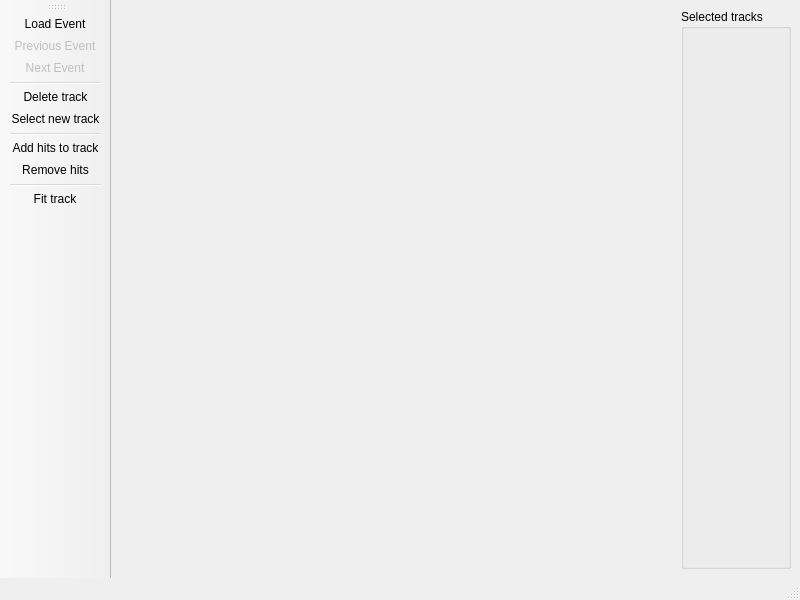
First picture: the form in STRT/view/mainwindow.ui, repository vladkrylov/mTPC, before the edit.
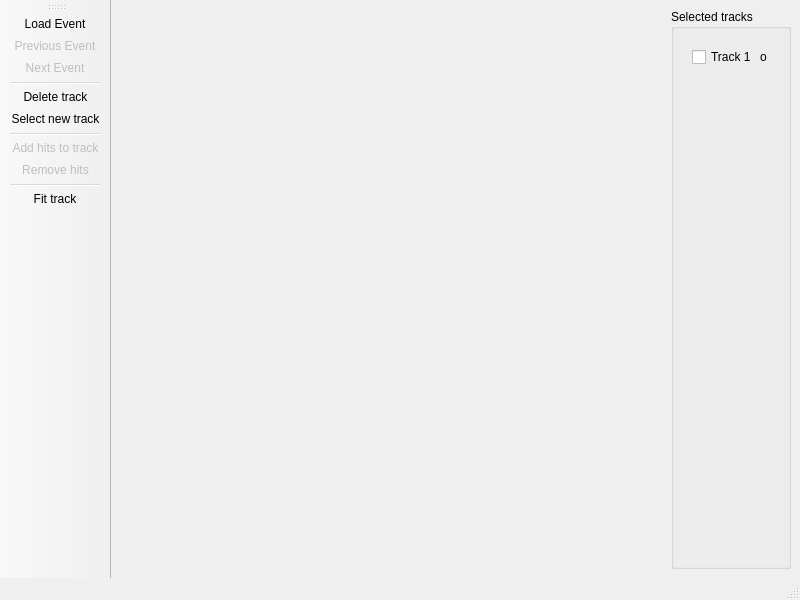
Second picture: the form after the edit. Icons and pictures are not drawn.

Commit message: seems like add/remove track to the gui works well

Diff of the .ui file:
```diff
--- a/STRT/view/mainwindow.ui
+++ b/STRT/view/mainwindow.ui
@@ -44,13 +44,63 @@
         </property>
         <property name="maximumSize">
          <size>
-          <width>110</width>
+          <width>120</width>
           <height>16777215</height>
          </size>
         </property>
         <property name="title">
          <string>Selected tracks</string>
         </property>
+        <layout class="QVBoxLayout" name="verticalLayout_2">
+         <item>
+          <widget class="QWidget" name="track1Widget" native="true">
+           <property name="minimumSize">
+            <size>
+             <width>0</width>
+             <height>0</height>
+            </size>
+           </property>
+           <layout class="QHBoxLayout" name="horizontalLayout_2">
+            <item>
+             <widget class="QCheckBox" name="track1CheckBox">
+              <property name="text">
+               <string>Track 1</string>
+              </property>
+             </widget>
+            </item>
+            <item>
+             <widget class="QLabel" name="track1colorLabel">
+              <property name="sizePolicy">
+               <sizepolicy hsizetype="Maximum" vsizetype="Preferred">
+                <horstretch>0</horstretch>
+                <verstretch>0</verstretch>
+               </sizepolicy>
+              </property>
+              <property name="text">
+               <string>o </string>
+              </property>
+              <property name="alignment">
+               <set>Qt::AlignLeading|Qt::AlignLeft|Qt::AlignVCenter</set>
+              </property>
+             </widget>
+            </item>
+           </layout>
+          </widget>
+         </item>
+         <item>
+          <spacer name="verticalSpacer">
+           <property name="orientation">
+            <enum>Qt::Vertical</enum>
+           </property>
+           <property name="sizeHint" stdset="0">
+            <size>
+             <width>20</width>
+             <height>458</height>
+            </size>
+           </property>
+          </spacer>
+         </item>
+        </layout>
        </widget>
       </item>
      </layout>
@@ -130,6 +180,9 @@
    </property>
   </action>
   <action name="action_add_hits_to_track">
+   <property name="enabled">
+    <bool>false</bool>
+   </property>
    <property name="icon">
     <iconset>
      <normaloff>img/contact-new.png</normaloff>img/contact-new.png</iconset>
@@ -142,6 +195,9 @@
    </property>
   </action>
   <action name="action_remove_hits">
+   <property name="enabled">
+    <bool>false</bool>
+   </property>
    <property name="icon">
     <iconset>
      <normaloff>img/list-remove.png</normaloff>img/list-remove.png</iconset>
```
Left out of the diff: 2 changed lines with no effect on the pictures. The commit also changes 3 other files.
